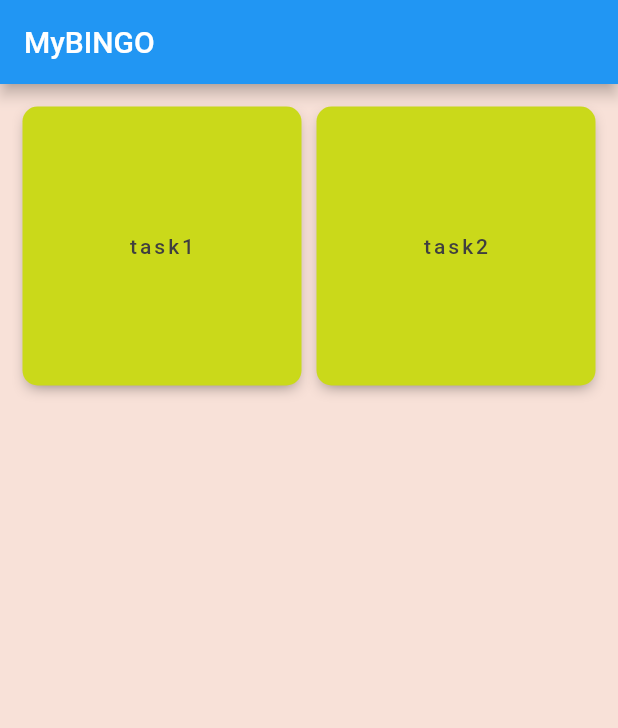
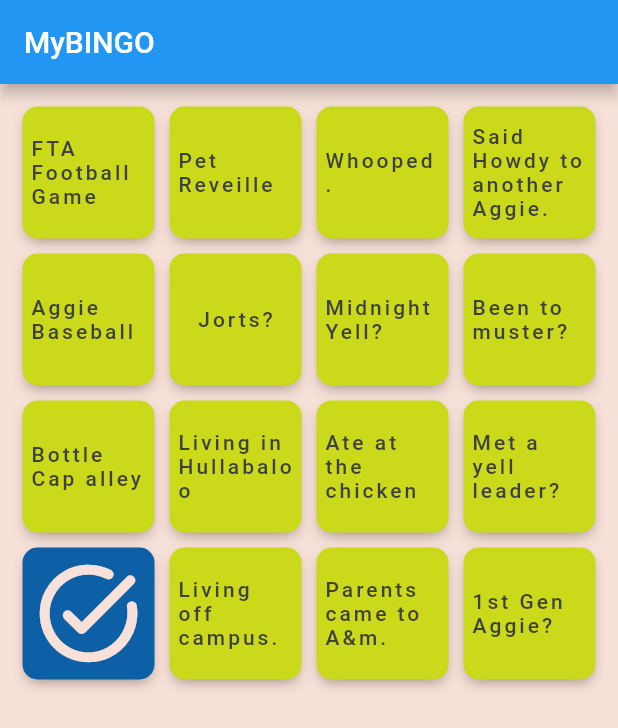
Before and after one commit to snehasingh95/MyBINGO, a Flutter app: the screen it shows after launch, on a phone screen of 412 x 824 dp. Shown: the top 728 px of the screen. Run offline on Flutter 3.47's test engine with Material 2 defaults, Android fonts, the phone set to English and light mode, and no system bars.

Commit message:
Added Grid JSON file load data; LateInitializationError handling

```diff
--- /dev/null
+++ b/assets/data/json/grid_data_4x4.json
@@ -0,0 +1,55 @@
+{
+    "n_col": 4,
+    "title": "Aggie BINGO",
+    "tiles": [
+        {
+            "task": "FTA Football Game"
+        },
+        {
+            "task": "Pet Reveille"
+        },
+        {
+            "task": "Whooped."
+        },
+        {
+            "task": "Said Howdy to another Aggie."
+        },
+        {
+            "task": "Aggie Baseball"
+        },
+        {
+            "task": "Jorts?"
+        },
+        {
+            "task": "Midnight Yell?"
+        },
+        {
+            "task": "Been to muster?"
+        },
+        {
+            "task": "Bottle Cap alley"
+        },
+        {
+            "task": "Living in Hullabaloo"
+        },
+        {
+            "task": "Ate at the chicken"
+        },
+        {
+            "task": "Met a yell leader?"
+        },
+        {
+            "task": "Free!",
+            "free": true
+        },
+        {
+            "task": "Living off campus."
+        },
+        {
+            "task": "Parents came to A&m."
+        },
+        {
+            "task": "1st Gen Aggie?"
+        }
+    ]
+}
--- a/lib/main.dart
+++ b/lib/main.dart
@@ -1,23 +1,59 @@
+import 'dart:convert';
+
 import 'package:flutter/material.dart';
+import 'package:flutter/services.dart';
 import 'package:my_bingo/constants/colorCode.dart';
 import 'package:my_bingo/model/grid.dart';
-import 'package:my_bingo/model/tile.dart';
 import 'package:my_bingo/pages/gridWidget.dart';
 
-void main() => runApp(MaterialApp(
+void main() {
+  WidgetsFlutterBinding.ensureInitialized();
+  runApp(MaterialApp(
     home: Home(),
   ));
+}
 
-class Home extends StatelessWidget {
-  late List<Tile> tiles = [
-    Tile(task: 'task1'),
-    Tile(task: 'task2'),
-  ];
+class Home extends StatefulWidget {
+  Home({super.key}) {
+    debugPrint("starting");
+  }
 
-  late Grid grid = Grid(tiles: tiles, n_col: 2);
+  @override
+  State<Home> createState() => _HomeState();
+}
+
+class _HomeState extends State<Home> {
+  late Grid grid;
+
+  Future<void> readGridJson() async {
+    final String response =
+        await rootBundle.loadString('assets/data/json/grid_data_4x4.json');
+    // debugPrint(response);
+    Map<String, dynamic> data = await json.decode(response);
+    // debugPrint(data.toString());
+
+    setState(() {
+      grid = Grid.fromJSON(data);
+      debugPrint("Grid ready");
+    });
+  }
+
+  @override
+  void initState() {
+    super.initState();
+    debugPrint("init");
+    Future.delayed(Duration.zero, () async {
+      await readGridJson();
+      debugPrint(grid.toString());
+    });
+    debugPrint("done");
+  }
 
   @override
   Widget build(BuildContext context) {
+    debugPrint("next");
+
+    try {
       return Scaffold(
         appBar: AppBar(
           title: const Text('MyBINGO'),
@@ -28,5 +64,10 @@ class Home extends StatelessWidget {
         ),
         backgroundColor: ColorCode.PEACH,
       );
+    } catch (e) {
+      return const Center(
+        child: CircularProgressIndicator(),
+      );
     }
   }
+}
--- a/lib/model/grid.dart
+++ b/lib/model/grid.dart
@@ -1,3 +1,4 @@
+import 'package:flutter/material.dart';
 import 'package:my_bingo/model/tile.dart';
 
 class Grid {
@@ -5,12 +6,13 @@ class Grid {
   late int n_row;
   int n_col;
   List<Tile> tiles;
+  String title;
 
   late List row_finished_count;
   late List col_finished_count;
   late int grid_finished_count;
 
-  Grid({this.n_col = 1, required this.tiles}) {
+  Grid({this.n_col = 1, required this.tiles, required this.title}) {
     n_items = tiles.length;
     n_row = n_items ~/ n_col;
     if ((n_row * n_col) < n_items) n_row++;
@@ -18,6 +20,13 @@ class Grid {
     row_finished_count = List.filled(n_col, 0);
     col_finished_count = List.filled(n_row, 0);
     grid_finished_count = 0;
+  }
+
+  static Grid fromJSON(Map<String, dynamic> json) {
+    List<Tile> tiles =
+        (json['tiles'] as List).map((tile) => Tile.fromJSON(tile)).toList();
+
+    return Grid(n_col: json['n_col'] ?? 1, tiles: tiles, title: json['title']);
   }
 
   bool isRowBingo(int indx) {
--- a/lib/model/tile.dart
+++ b/lib/model/tile.dart
@@ -1,6 +1,21 @@
+import 'package:flutter/material.dart';
+
 class Tile {
   String task;
   bool finished;
+  bool free;
 
-  Tile({required this.task, this.finished = false});
+  Tile({required this.task, this.finished = false, this.free = false}) {
+    if (free) finished = true;
+  }
+
+  static Tile fromJSON(Map<String, dynamic> json) {
+    bool finished = json['finsihed'] ?? false;
+    bool free = json['free'] ?? false;
+
+    // debugPrint(
+    //     json['task'] + " " + finished.toString() + " " + free.toString());
+
+    return Tile(task: json['task'], finished: finished, free: free);
+  }
 }
--- a/pubspec.yaml
+++ b/pubspec.yaml
@@ -59,9 +59,8 @@ flutter:
   uses-material-design: true
 
   # To add assets to your application, add an assets section, like this:
-  # assets:
-  #   - images/a_dot_burr.jpeg
-  #   - images/a_dot_ham.jpeg
+  assets:
+    - assets/data/json/grid_data_4x4.json
 
   # An image asset can refer to one or more resolution-specific "variants", see
   # https://flutter.dev/assets-and-images/#resolution-aware
```
Also changed, not shown: 1 other file. Lines whose indentation alone changed are shown as unchanged.
